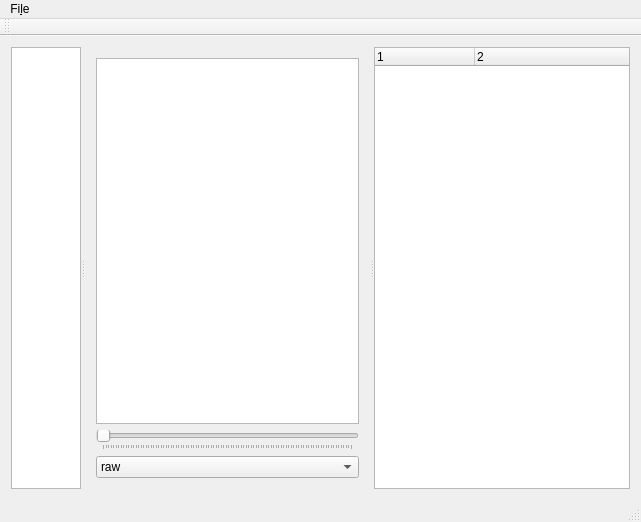
Before: the Qt Designer form clifview.ui in hendrikschilling/clifview, drawn with Qt 5.
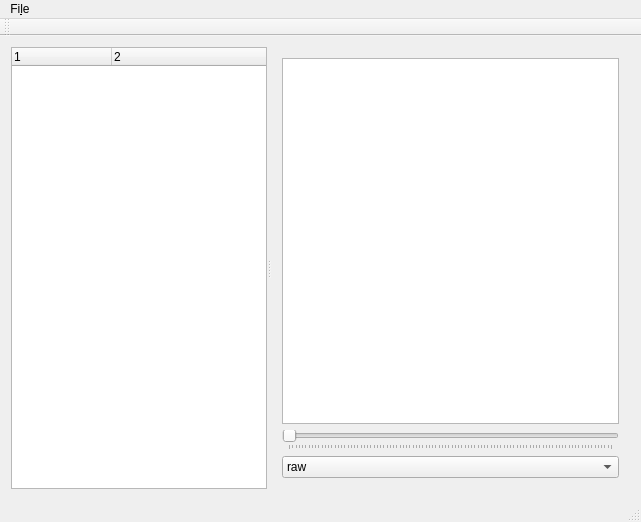
After: the same form once the commit is applied. Custom widgets are drawn as their Qt base class.

Commit message: reimplement everything

```diff
--- a/clifview.ui
+++ b/clifview.ui
@@ -27,18 +27,25 @@
     </sizepolicy>
    </property>
    <layout class="QGridLayout" name="gridLayout_2">
-    <item row="0" column="1">
+    <item row="0" column="0">
      <widget class="QSplitter" name="splitter">
       <property name="orientation">
        <enum>Qt::Horizontal</enum>
       </property>
-      <widget class="QListWidget" name="datasetList">
-       <property name="sizePolicy">
-        <sizepolicy hsizetype="Expanding" vsizetype="Expanding">
-         <horstretch>1</horstretch>
-         <verstretch>0</verstretch>
-        </sizepolicy>
+      <widget class="QTreeWidget" name="tree">
+       <property name="columnCount">
+        <number>2</number>
        </property>
+       <column>
+        <property name="text">
+         <string notr="true">1</string>
+        </property>
+       </column>
+       <column>
+        <property name="text">
+         <string notr="true">2</string>
+        </property>
+       </column>
       </widget>
       <widget class="QWidget" name="widget" native="true">
        <property name="sizePolicy">
@@ -94,21 +101,6 @@
         </item>
        </layout>
       </widget>
-      <widget class="QTreeWidget" name="tree">
-       <property name="columnCount">
-        <number>2</number>
-       </property>
-       <column>
-        <property name="text">
-         <string notr="true">1</string>
-        </property>
-       </column>
-       <column>
-        <property name="text">
-         <string notr="true">2</string>
-        </property>
-       </column>
-      </widget>
      </widget>
     </item>
    </layout>
```
The commit also changes 2 other files.
